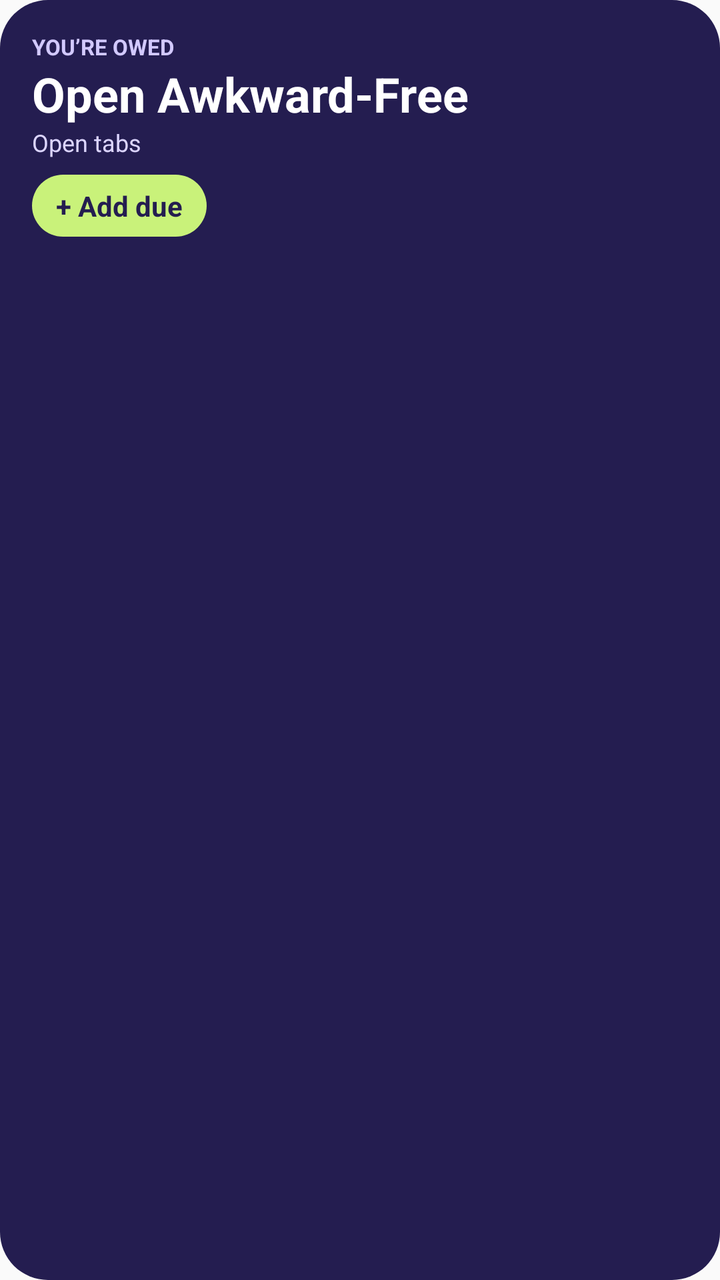
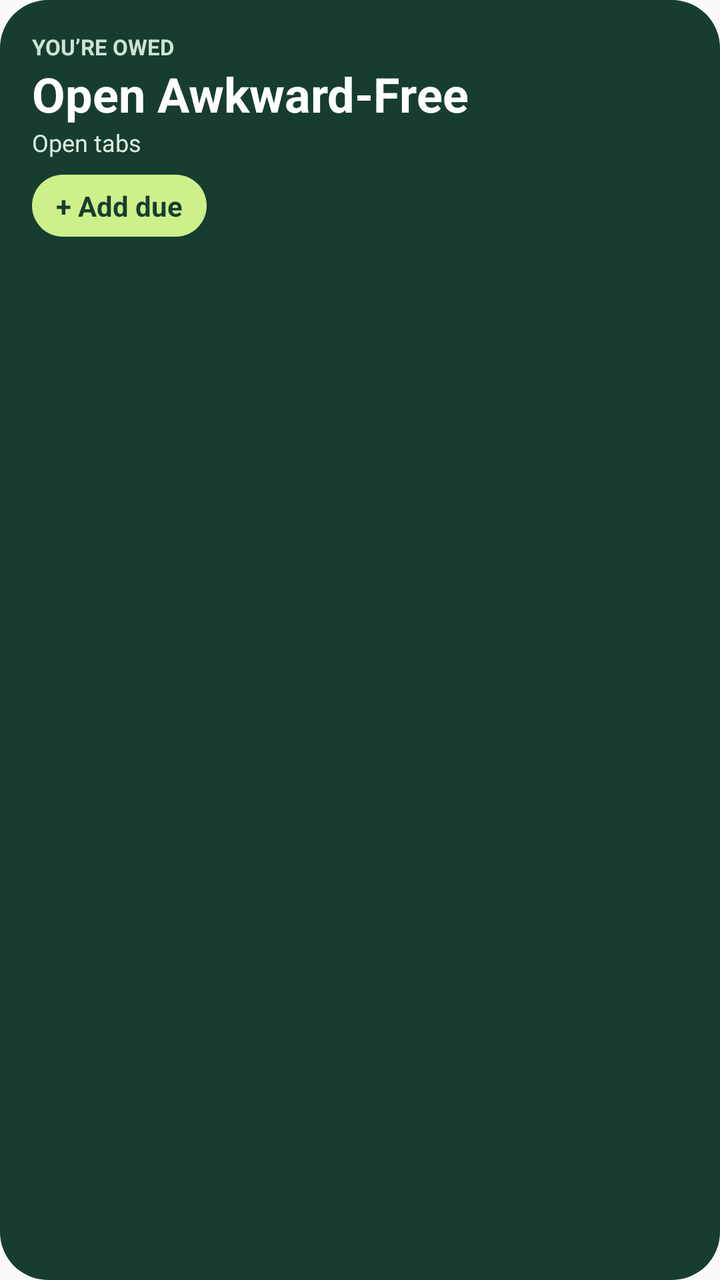

An Android layout rendered at two revisions. The XML below is the earlier revision; the diff shows what the commit changed to produce the second picture.
<!-- AndroidManifest.xml: application theme Theme.AwkwardFree -->
<!-- res/layout/widget_balance.xml -->
<?xml version="1.0" encoding="utf-8"?>
<LinearLayout xmlns:android="http://schemas.android.com/apk/res/android"
    android:layout_width="match_parent" android:layout_height="match_parent"
    android:orientation="vertical" android:padding="16dp"
    android:background="@drawable/widget_background">
    <TextView android:layout_width="match_parent" android:layout_height="wrap_content"
        android:text="YOU’RE OWED" android:textColor="#D2C9FF" android:textSize="11sp" android:textStyle="bold" />
    <TextView android:id="@+id/widget_amount" android:layout_width="match_parent" android:layout_height="wrap_content"
        android:text="Open Awkward-Free" android:textColor="#FFFFFF" android:textSize="24sp" android:textStyle="bold" android:maxLines="1" />
    <TextView android:id="@+id/widget_open_count" android:layout_width="match_parent" android:layout_height="wrap_content"
        android:text="Open tabs" android:textColor="#DCD5FF" android:textSize="12sp" />
    <TextView android:id="@+id/widget_add" android:layout_width="wrap_content" android:layout_height="wrap_content"
        android:layout_marginTop="8dp" android:paddingHorizontal="12dp" android:paddingVertical="6dp"
        android:background="@drawable/widget_button" android:text="+ Add due" android:textColor="#241D50" android:textStyle="bold" />
</LinearLayout>
<!-- resources referenced by this layout -->
<resources>
  <!-- drawable widget_background (drawable) -->
  <?xml version="1.0" encoding="utf-8"?>
  <shape xmlns:android="http://schemas.android.com/apk/res/android"><solid android:color="#241D50"/><corners android:radius="24dp"/></shape>
  <!-- drawable widget_button (drawable) -->
  <?xml version="1.0" encoding="utf-8"?>
  <shape xmlns:android="http://schemas.android.com/apk/res/android"><solid android:color="#C9F27A"/><corners android:radius="18dp"/></shape>
  <style name="Theme.AwkwardFree" parent="android:style/Theme.Material.Light.NoActionBar"><item name="android:statusBarColor">#F7F8F4</item><item name="android:windowLightStatusBar">true</item><item name="android:navigationBarColor">#F7F8F4</item></style>
</resources>

<!-- the commit's change to res/layout/widget_balance.xml (unified diff, before → after) -->
@@ -4,12 +4,12 @@
     android:orientation="vertical" android:padding="16dp"
     android:background="@drawable/widget_background">
     <TextView android:layout_width="match_parent" android:layout_height="wrap_content"
-        android:text="YOU’RE OWED" android:textColor="#D2C9FF" android:textSize="11sp" android:textStyle="bold" />
+        android:text="YOU’RE OWED" android:textColor="#CDE3D5" android:textSize="11sp" android:textStyle="bold" />
     <TextView android:id="@+id/widget_amount" android:layout_width="match_parent" android:layout_height="wrap_content"
         android:text="Open Awkward-Free" android:textColor="#FFFFFF" android:textSize="24sp" android:textStyle="bold" android:maxLines="1" />
     <TextView android:id="@+id/widget_open_count" android:layout_width="match_parent" android:layout_height="wrap_content"
-        android:text="Open tabs" android:textColor="#DCD5FF" android:textSize="12sp" />
+        android:text="Open tabs" android:textColor="#DCEDE1" android:textSize="12sp" />
     <TextView android:id="@+id/widget_add" android:layout_width="wrap_content" android:layout_height="wrap_content"
         android:layout_marginTop="8dp" android:paddingHorizontal="12dp" android:paddingVertical="6dp"
-        android:background="@drawable/widget_button" android:text="+ Add due" android:textColor="#241D50" android:textStyle="bold" />
+        android:background="@drawable/widget_button" android:text="+ Add due" android:textColor="#173D30" android:textStyle="bold" />
 </LinearLayout>
<!-- resource entries referenced after the edit -->
@@ -2,10 +2,10 @@
 <resources>
   <!-- drawable widget_background (drawable) -->
   <?xml version="1.0" encoding="utf-8"?>
-  <shape xmlns:android="http://schemas.android.com/apk/res/android"><solid android:color="#241D50"/><corners android:radius="24dp"/></shape>
+  <shape xmlns:android="http://schemas.android.com/apk/res/android"><solid android:color="#173D30"/><corners android:radius="24dp"/></shape>
   <!-- drawable widget_button (drawable) -->
   <?xml version="1.0" encoding="utf-8"?>
-  <shape xmlns:android="http://schemas.android.com/apk/res/android"><solid android:color="#C9F27A"/><corners android:radius="18dp"/></shape>
+  <shape xmlns:android="http://schemas.android.com/apk/res/android"><solid android:color="#CDF08B"/><corners android:radius="18dp"/></shape>
   <style name="Theme.AwkwardFree" parent="android:style/Theme.Material.Light.NoActionBar"><item name="android:statusBarColor">#F7F8F4</item><item name="android:windowLightStatusBar">true</item><item name="android:navigationBarColor">#F7F8F4</item></style>
 </resources>
 
